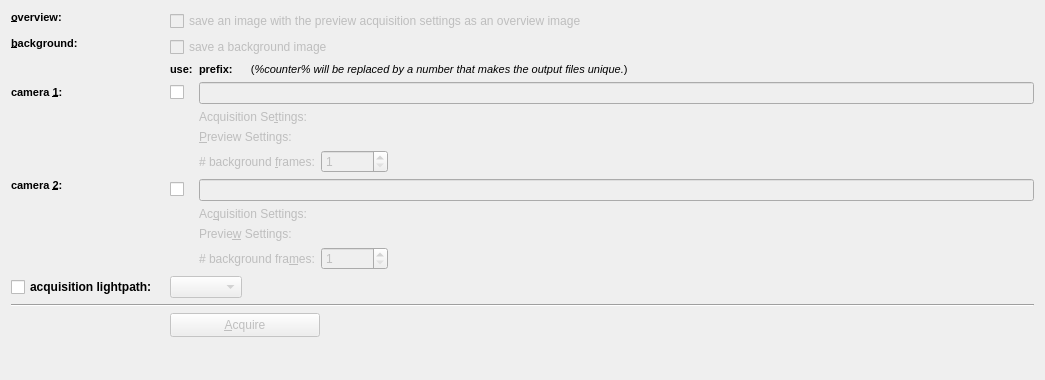
This is plugins/spimb040/qfespimb040acquisitionconfigwidget2.ui in jkriege2/QuickFit3 as Qt 5 draws it before an edit. The edited form follows.
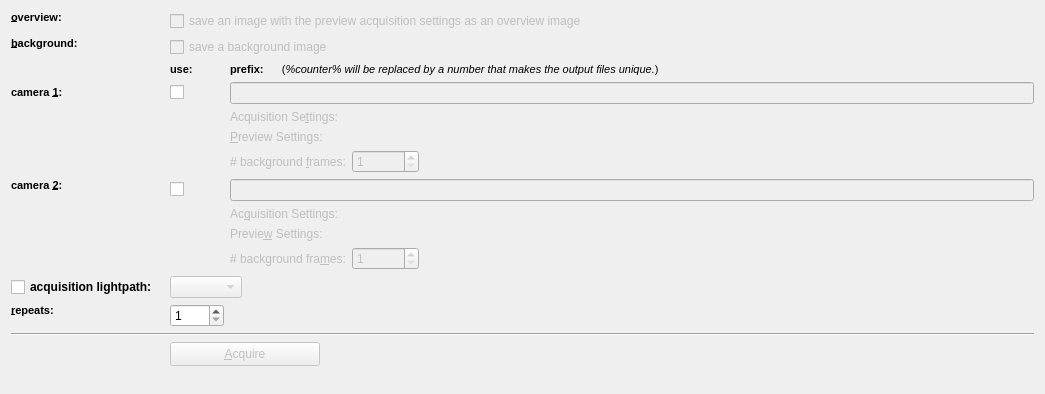
This is the edited form. Icons and pictures are not drawn. Custom widgets are drawn as their Qt base class.

Commit message: QuickFit3/B040SPIM:   - corrected names for camera configuration files   - added %scan% to image stack config widget   - added repeats to image acquisition

What changed in the file:
```diff
--- a/plugins/spimb040/qfespimb040acquisitionconfigwidget2.ui
+++ b/plugins/spimb040/qfespimb040acquisitionconfigwidget2.ui
@@ -7,7 +7,7 @@
     <x>0</x>
     <y>0</y>
     <width>1045</width>
-    <height>380</height>
+    <height>394</height>
    </rect>
   </property>
   <property name="windowTitle">
@@ -413,6 +413,36 @@
      </item>
     </layout>
    </item>
+   <item row="8" column="0">
+    <widget class="QLabel" name="label_7">
+     <property name="text">
+      <string>&lt;!DOCTYPE HTML PUBLIC &quot;-//W3C//DTD HTML 4.0//EN&quot; &quot;http://www.w3.org/TR/REC-html40/strict.dtd&quot;&gt;
+&lt;html&gt;&lt;head&gt;&lt;meta name=&quot;qrichtext&quot; content=&quot;1&quot; /&gt;&lt;style type=&quot;text/css&quot;&gt;
+p, li { white-space: pre-wrap; }
+&lt;/style&gt;&lt;/head&gt;&lt;body style=&quot; font-family:'Sans Serif'; font-size:9pt; font-weight:400; font-style:normal;&quot;&gt;
+&lt;p style=&quot; margin-top:0px; margin-bottom:0px; margin-left:0px; margin-right:0px; -qt-block-indent:0; text-indent:0px;&quot;&gt;&lt;span style=&quot; font-family:'MS Shell Dlg 2'; font-size:8pt; font-weight:600;&quot;&gt;&amp;amp;repeats:&lt;/span&gt;&lt;/p&gt;&lt;/body&gt;&lt;/html&gt;</string>
+     </property>
+     <property name="alignment">
+      <set>Qt::AlignLeading|Qt::AlignLeft|Qt::AlignTop</set>
+     </property>
+     <property name="buddy">
+      <cstring>spinRepeat</cstring>
+     </property>
+    </widget>
+   </item>
+   <item row="8" column="2">
+    <widget class="QSpinBox" name="spinRepeat">
+     <property name="toolTip">
+      <string>a click on Acquire will do that many consecutive measurements with the same settings.</string>
+     </property>
+     <property name="minimum">
+      <number>1</number>
+     </property>
+     <property name="maximum">
+      <number>1000</number>
+     </property>
+    </widget>
+   </item>
   </layout>
  </widget>
  <customwidgets>
```
The commit also changes 8 other files.
